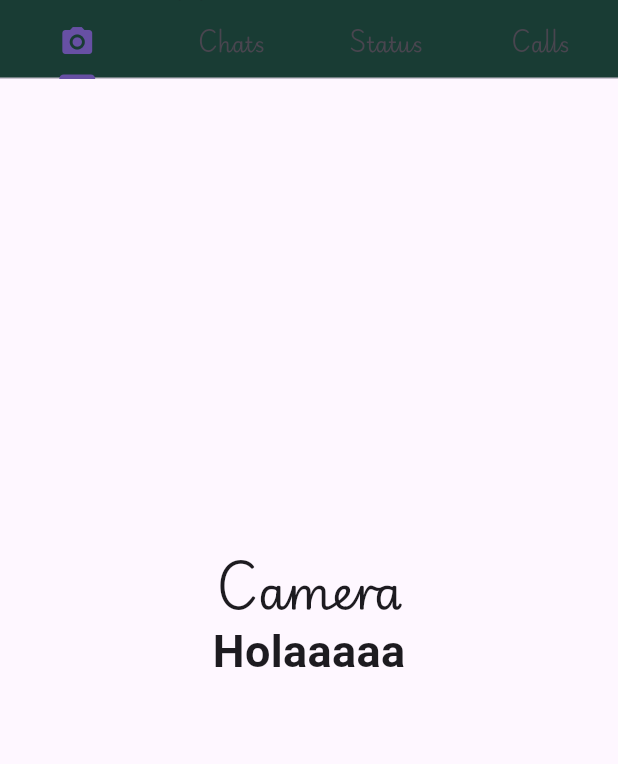
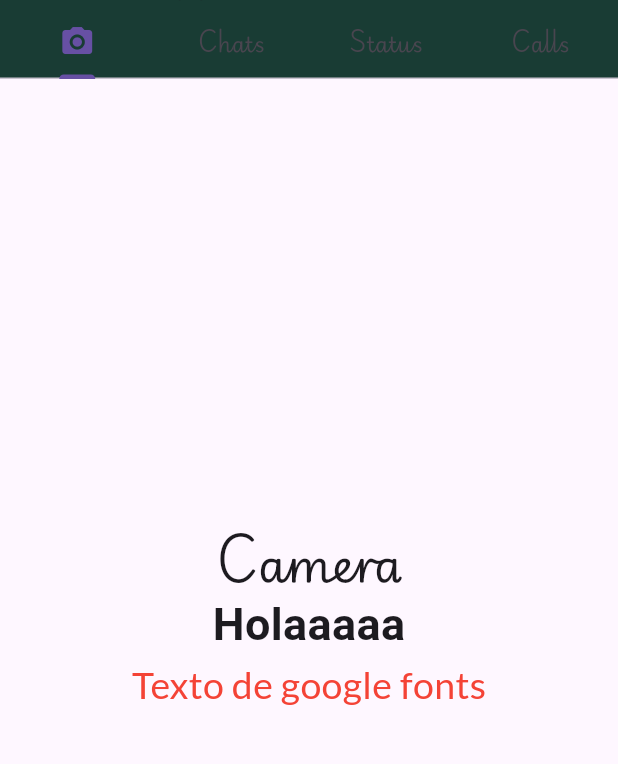
Before and after one commit to fr4nsgallegos/recetasappG8, a Flutter app: the screen it shows after launch, on a phone screen of 412 x 824 dp, the part 77-841 px from its top. Run offline on Flutter 3.47's test engine with Material 3 defaults, Android fonts, the phone set to English and light mode, and no system bars; our stand-ins replace cached_network_image, curved_navigation_bar, google_fonts.

Commit message:
fuentes personalizadas

```diff
--- a/lib/pages/whatsapp/home_whatsApp.dart
+++ b/lib/pages/whatsapp/home_whatsApp.dart
@@ -1,4 +1,5 @@
 import 'package:flutter/material.dart';
+import 'package:google_fonts/google_fonts.dart';
 import 'package:recetas_app_g8/pages/whatsapp/call_page.dart';
 import 'package:recetas_app_g8/pages/whatsapp/chat_page.dart';
 import 'package:recetas_app_g8/pages/whatsapp/status_page.dart';
@@ -61,6 +62,15 @@ class _HomeWhatsAppState extends State<HomeWhatsApp>
                       fontFamily: "Roboto",
                       fontSize: 30,
                     ),
+                  ),
+                  Text(
+                    "Texto de google fonts",
+                    style: GoogleFonts.lato(
+                      textStyle: TextStyle(
+                        fontSize: 25,
+                        color: Colors.red,
+                      ),
+                    ),
                   )
                 ],
               ),
--- a/pubspec.yaml
+++ b/pubspec.yaml
@@ -31,6 +31,7 @@ dependencies:
   cached_network_image: ^3.3.1
   cupertino_icons: ^1.0.2
   curved_navigation_bar: ^1.0.6
+  google_fonts: 6.1.0
   flutter:
     sdk: flutter
 
```
Also changed, not shown: pubspec.lock.
